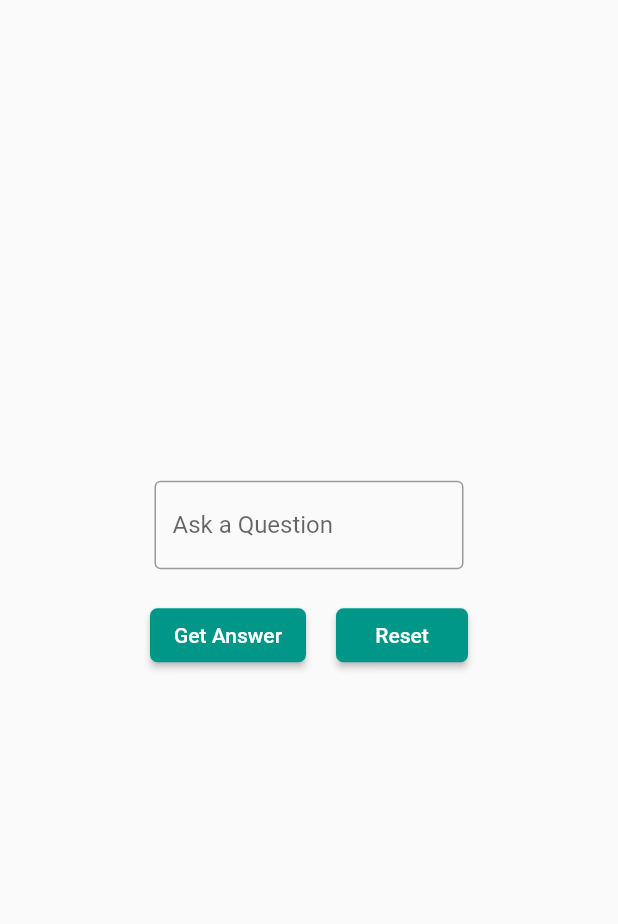
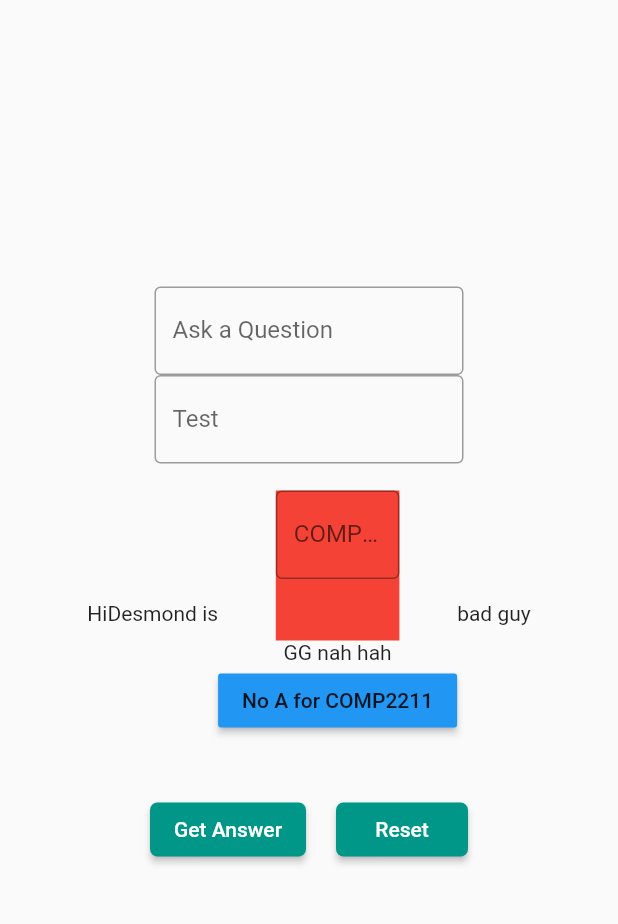
Before and after one commit to ShibuyaKanonUST/FlutterTestRepo, a Flutter app: the screen it shows after launch, on a phone screen of 412 x 824 dp, the part 84-1008 px from its top. Run offline on Flutter 3.47's test engine with Material 2 defaults, Android fonts, the phone set to English and light mode, and no system bars.

Commit message:
Modification on question_answer page

```diff
--- a/iknoweverything/lib/pages/question_answer.dart
+++ b/iknoweverything/lib/pages/question_answer.dart
@@ -74,6 +74,53 @@ class _QuestionAnswerPageState extends State<QuestionAnswerPage> {
                 decoration: InputDecoration(
                     labelText: 'Ask a Question', border: OutlineInputBorder()),
               )),
+          Container(
+              width: 0.5 * MediaQuery.of(context).size.width,
+              child: TextField(
+                controller: _questionFieldController,
+                decoration: InputDecoration(
+                    labelText: 'Test', border: OutlineInputBorder()),
+              )),
+          Row(
+            mainAxisAlignment : MainAxisAlignment.center ,
+            children: [
+              Text(
+                'Hi'
+              ),
+              SizedBox(
+                height: 200,
+              ),
+              Text(
+                'Desmond is'
+              ),
+              SizedBox(
+                height: 200,
+              ),
+              Column(
+                children:[
+                Container(
+                  height : 100,
+                  width: 0.2 * MediaQuery.of(context).size.width,
+                  color : Colors.red,
+                  child: TextField(
+                  controller: _questionFieldController,
+                  decoration: InputDecoration(
+                  labelText: 'COMP2211 grade F', border: OutlineInputBorder()),
+                )),
+                Text(
+                  'GG nah hah'
+                ),
+                RaisedButton(
+                  onPressed: (){print("haha");},
+                  color : Colors.blue,
+                  child : Text('No A for COMP2211')
+                )]
+              ),
+              Text(
+                'bad guy'
+              )
+            ]
+          ),
           SizedBox(
             height: 20,
           ),
```
Also changed, not shown: iknoweverything/pubspec.lock.
